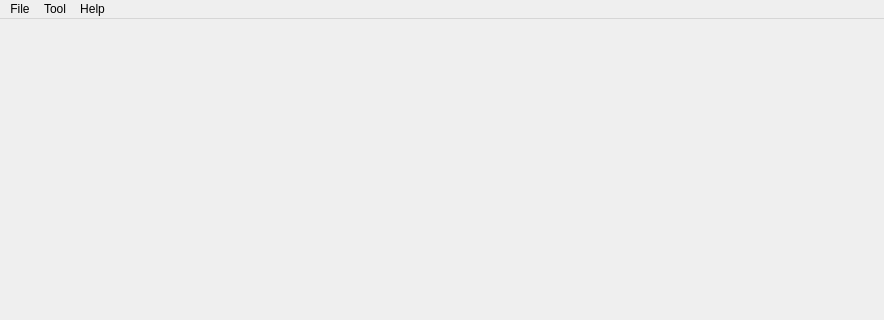
Old version of the form Source/GUI/Qt/mainwindow.ui in the repository MediaArea/MediaConch_SourceCode; both pictures show x 0 to 884 and y 0 to 320 of the 884 by 635 pixel window.
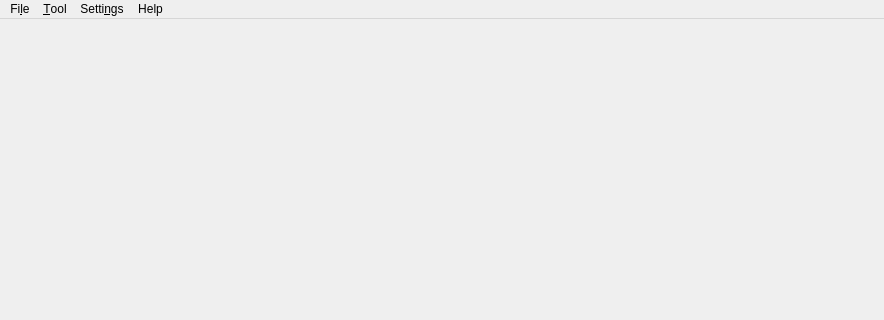
New version of the form.

Commit message: GUI: possibility to change the verbosity

What changed in the file:
```diff
--- a/Source/GUI/Qt/mainwindow.ui
+++ b/Source/GUI/Qt/mainwindow.ui
@@ -51,12 +51,12 @@
      <x>0</x>
      <y>0</y>
      <width>884</width>
-     <height>27</height>
+     <height>30</height>
     </rect>
    </property>
    <widget class="QMenu" name="menuFile">
     <property name="title">
-     <string>File</string>
+     <string>Fi&amp;le</string>
     </property>
     <addaction name="actionOpen"/>
     <addaction name="actionCloseAll"/>
@@ -67,7 +67,7 @@
    </widget>
    <widget class="QMenu" name="menuTool">
     <property name="title">
-     <string>Tool</string>
+     <string>&amp;Tool</string>
     </property>
     <addaction name="actionChecker"/>
     <addaction name="actionResult"/>
@@ -84,8 +84,15 @@
     <addaction name="separator"/>
     <addaction name="actionAbout"/>
    </widget>
+   <widget class="QMenu" name="menuSettings">
+    <property name="title">
+     <string>Setti&amp;ngs</string>
+    </property>
+    <addaction name="actionVerbosity"/>
+   </widget>
    <addaction name="menuFile"/>
    <addaction name="menuTool"/>
+   <addaction name="menuSettings"/>
    <addaction name="menuHelp"/>
   </widget>
   <action name="actionOpen">
```
Left out of the diff: 51 changed lines with no effect on the pictures. The commit also changes 6 other files.
